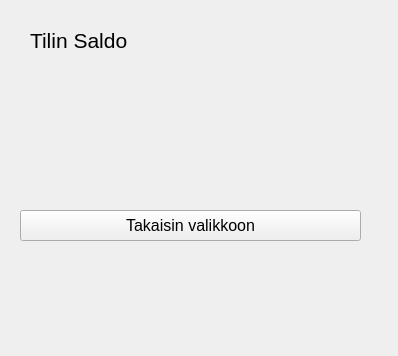
Old version of the form bankautomat/saldokysely.ui in the repository tvt21kmo-bank-project/group_1.
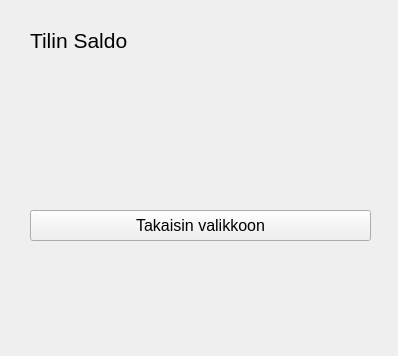
New version of the form.

Diff of the .ui file:
```diff
--- a/bankautomat/saldokysely.ui
+++ b/bankautomat/saldokysely.ui
@@ -16,7 +16,7 @@
   <widget class="QPushButton" name="BtnPaluuValikkoon">
    <property name="geometry">
     <rect>
-     <x>20</x>
+     <x>30</x>
      <y>210</y>
      <width>341</width>
      <height>31</height>
@@ -53,7 +53,7 @@
    <property name="geometry">
     <rect>
      <x>30</x>
-     <y>90</y>
+     <y>80</y>
      <width>341</width>
      <height>81</height>
     </rect>
```
